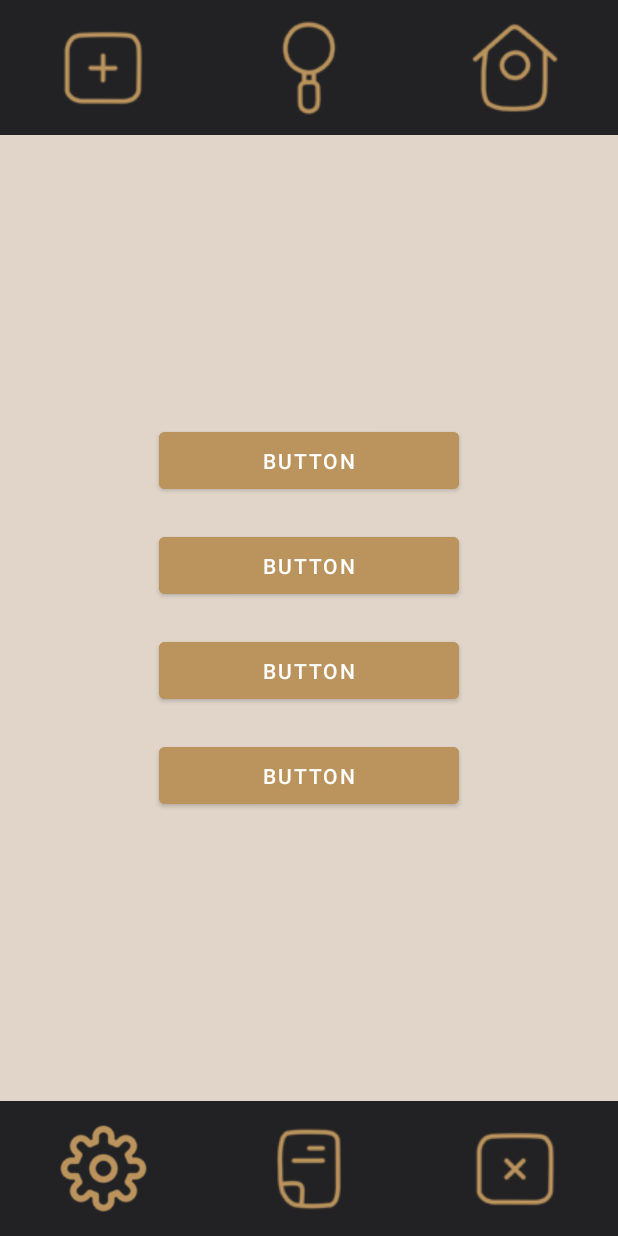
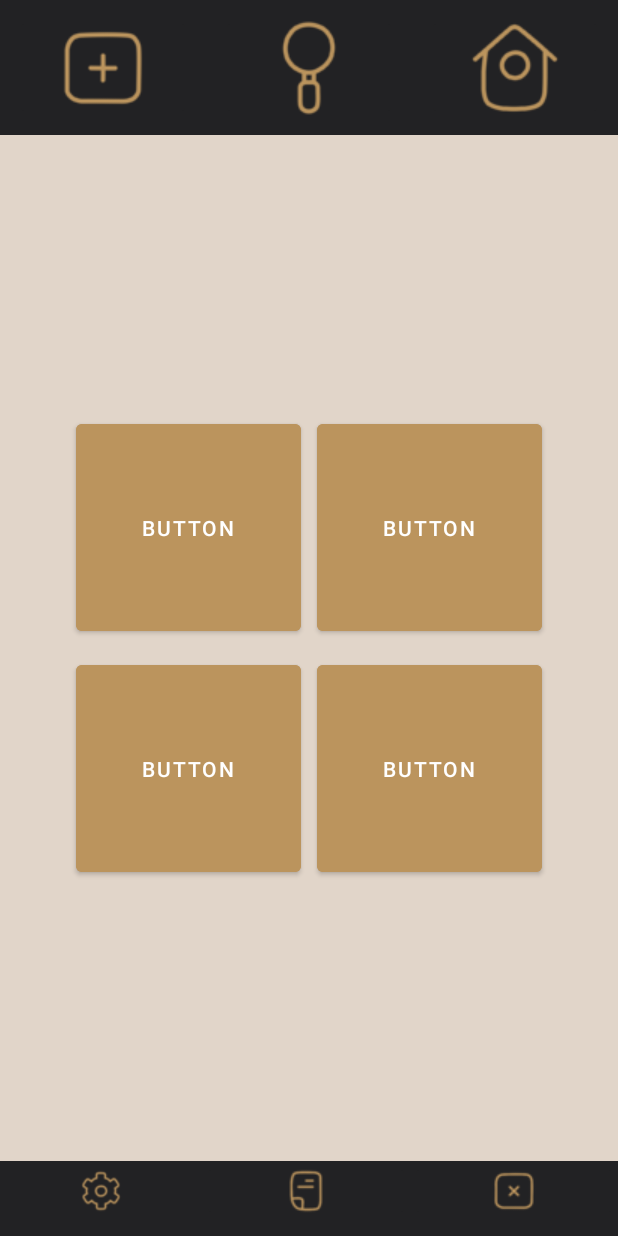
Before and after one commit to NyashnyBastard/Rr3, an Android app: the screen it shows after launch (MainActivity), on a phone screen of 412 x 824 dp. Run offline under Robolectric (Android 15) with nearby library versions, the phone set to English and light mode, and no system bars.

Commit message:
//add_menu

```diff
--- a/app/src/main/res/layout/activity_main.xml
+++ b/app/src/main/res/layout/activity_main.xml
@@ -53,43 +53,43 @@
         <LinearLayout
             android:id="@+id/linearLayout2"
             android:layout_width="match_parent"
-            android:layout_height="wrap_content"
+            android:layout_height="50dp"
             android:background="@color/d_grey"
             android:orientation="horizontal"
             app:layout_constraintBottom_toBottomOf="parent">
 
                 <ImageButton
                     android:id="@+id/imageButton8"
-                    android:layout_width="30dp"
-                    android:layout_height="70dp"
-                    android:layout_margin="10dp"
+                    android:layout_width="26dp"
+                    android:layout_height="40dp"
                     android:layout_weight="1"
                     android:background="@color/d_grey"
                     android:scaleType="centerInside"
                     android:tint="@color/d_yellow"
-                    app:srcCompat="@drawable/setting_icon" />
+                    app:srcCompat="@drawable/qw"
+                    tools:layout_margin="10dp" />
 
                 <ImageButton
                     android:id="@+id/imageButton6"
                     android:layout_width="30dp"
-                    android:layout_height="70dp"
-                    android:layout_margin="10dp"
+                    android:layout_height="40dp"
                     android:layout_weight="1"
                     android:backgroundTint="@color/d_grey"
                     android:scaleType="center"
                     android:tint="@color/d_yellow"
-                    app:srcCompat="@drawable/paper_extension" />
+                    app:srcCompat="@drawable/qwe"
+                    tools:layout_margin="10dp" />
 
                 <ImageButton
                     android:id="@+id/imageButton7"
                     android:layout_width="30dp"
-                    android:layout_height="70dp"
-                    android:layout_margin="10dp"
+                    android:layout_height="40dp"
                     android:layout_weight="1"
                     android:backgroundTint="@color/d_grey"
                     android:scaleType="center"
                     android:tint="@color/d_yellow"
-                    app:srcCompat="@drawable/user_interface" />
+                    app:srcCompat="@drawable/q"
+                    tools:layout_margin="10dp" />
         </LinearLayout>
 
         <LinearLayout
@@ -102,37 +102,50 @@
             app:layout_constraintStart_toStartOf="parent"
             app:layout_constraintTop_toBottomOf="@+id/linearLayout">
 
+                <LinearLayout
+                    android:layout_width="match_parent"
+                    android:layout_height="match_parent"
+                    android:orientation="horizontal">
+
                         <Button
                             android:id="@+id/button17"
-                    android:layout_width="200dp"
-                    android:layout_height="50dp"
-                    android:layout_margin="10dp"
+                            android:layout_width="150dp"
+                            android:layout_height="150dp"
+                            android:layout_margin="5dp"
                             android:backgroundTint="@color/d_yellow"
                             android:text="Button" />
 
                         <Button
                             android:id="@+id/button18"
-                    android:layout_width="200dp"
-                    android:layout_height="50dp"
-                    android:layout_margin="10dp"
+                            android:layout_width="150dp"
+                            android:layout_height="150dp"
+                            android:layout_margin="5dp"
                             android:backgroundTint="@color/d_yellow"
                             android:text="Button" />
+                </LinearLayout>
+
+                <LinearLayout
+                    android:layout_width="match_parent"
+                    android:layout_height="match_parent"
+                    android:orientation="horizontal">
 
                         <Button
                             android:id="@+id/button14"
-                    android:layout_width="200dp"
-                    android:layout_height="50dp"
-                    android:layout_margin="10dp"
+                            android:layout_width="150dp"
+                            android:layout_height="150dp"
+                            android:layout_margin="5dp"
                             android:backgroundTint="@color/d_yellow"
                             android:text="Button" />
 
                         <Button
                             android:id="@+id/button20"
-                    android:layout_width="match_parent"
-                    android:layout_height="50dp"
-                    android:layout_margin="10dp"
+                            android:layout_width="150dp"
+                            android:layout_height="150dp"
+                            android:layout_margin="5dp"
                             android:backgroundTint="@color/d_yellow"
                             android:text="Button" />
                 </LinearLayout>
 
+        </LinearLayout>
+
 </androidx.constraintlayout.widget.ConstraintLayout>
```
Also changed, not shown: app/src/main/res/drawable-v24/p1.png (added), app/src/main/res/drawable-v24/p2.png (added), app/src/main/res/drawable-v24/p3.png (added), app/src/main/res/drawable-v24/q.png (added), app/src/main/res/drawable-v24/qw.png (added), app/src/main/res/drawable-v24/qwe.png (added). Lines whose indentation alone changed are shown as unchanged.
